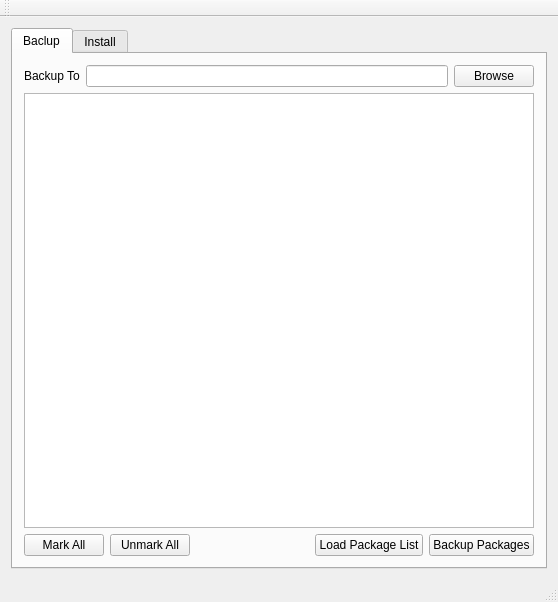
The window that mainwindow.ui (mdminhazulhaque/adb-gui) describes before a commit, drawn with Qt 5.
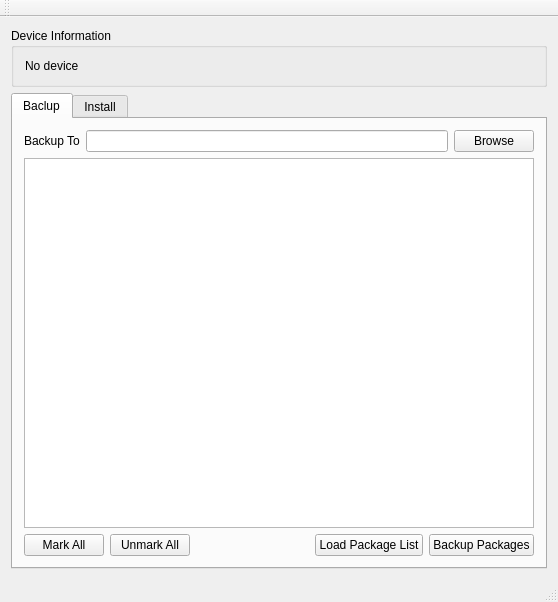
The same window after the commit.

```diff
--- a/mainwindow.ui
+++ b/mainwindow.ui
@@ -15,7 +15,7 @@
   </property>
   <widget class="QWidget" name="centralWidget">
    <layout class="QGridLayout" name="gridLayout_2">
-    <item row="0" column="0">
+    <item row="1" column="0">
      <widget class="QTabWidget" name="tabWidget">
       <property name="currentIndex">
        <number>0</number>
@@ -99,6 +99,22 @@
       </widget>
      </widget>
     </item>
+    <item row="0" column="0">
+     <widget class="QGroupBox" name="boxDevice">
+      <property name="title">
+       <string>Device Information</string>
+      </property>
+      <layout class="QGridLayout" name="gridLayout_3">
+       <item row="0" column="0">
+        <widget class="QLabel" name="devicename">
+         <property name="text">
+          <string>No device</string>
+         </property>
+        </widget>
+       </item>
+      </layout>
+     </widget>
+    </item>
    </layout>
   </widget>
   <widget class="QMenuBar" name="menuBar">
```
Left out of the diff: 2 changed lines with no effect on the pictures.
